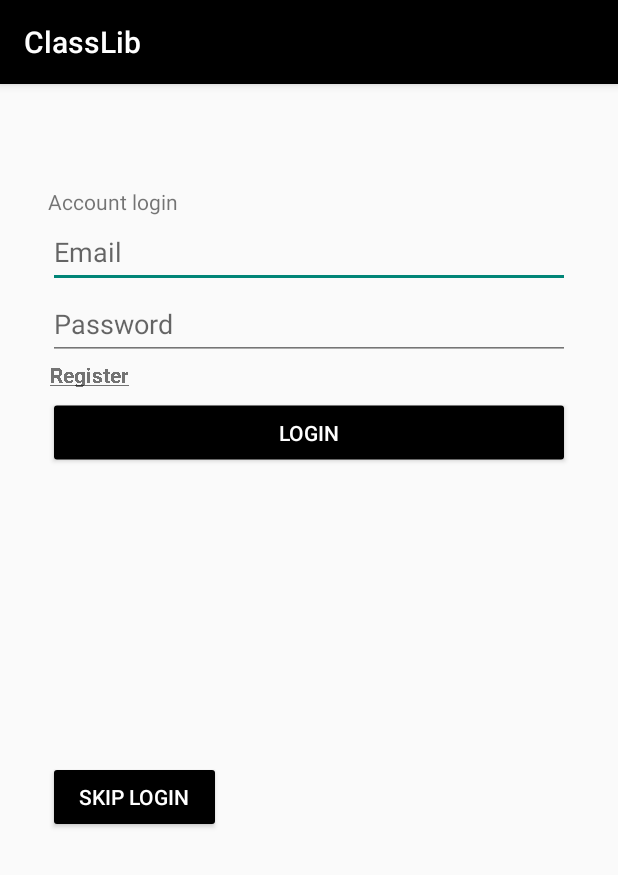
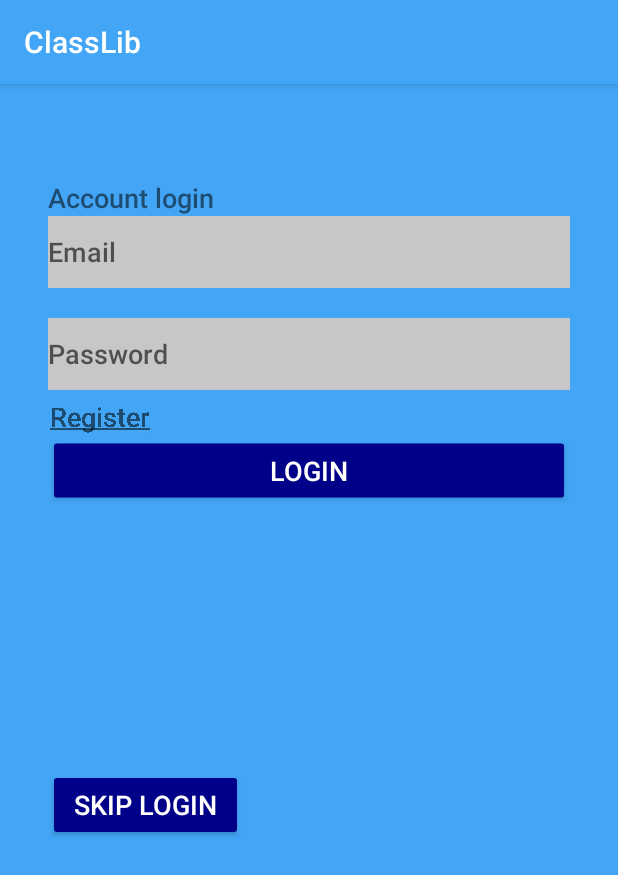
Before and after one commit to clairemvweber/ClassLib, an Android app: the screen it shows after launch (LoginActivity), on a phone screen of 412 x 824 dp. Shown: the top 875 px of the screen. Run offline under Robolectric (Android 15) with nearby library versions, the phone set to English and light mode, and no system bars; our stand-ins replace Firebase (no records; nobody signed in at launch, a user with empty details on screens opened directly).

Commit message:
messing with colors

```diff
--- a/app/build.gradle
+++ b/app/build.gradle
@@ -7,7 +7,7 @@ android {
     compileSdkVersion 30
     defaultConfig {
         applicationId "com.example.classlib"
-        minSdkVersion 26
+        minSdkVersion 28
         targetSdkVersion 30
         versionCode 1
         versionName "1.0"
--- a/app/src/main/res/layout/activity_add.xml
+++ b/app/src/main/res/layout/activity_add.xml
@@ -64,7 +64,8 @@
       android:id="@+id/category_spinner"
       android:layout_width="match_parent"
       android:layout_height="wrap_content"
-      android:minHeight="48dp"/>
+      android:minHeight="48dp"
+      android:theme="@style/SpinnerThemeCustom"/>
   <TextView
       android:id="@+id/copies_label"
       android:layout_width="wrap_content"
--- a/app/src/main/res/layout/activity_login.xml
+++ b/app/src/main/res/layout/activity_login.xml
@@ -32,7 +32,7 @@
         android:importantForAutofill="no"
         android:inputType="textPassword"
         android:minHeight="48dp"
-        android:translationY="-200dp" />
+        android:translationY="-180dp" />
 
     <TextView
         android:id="@+id/registertext"
@@ -41,14 +41,14 @@
         android:text="Register"
         android:textStyle="bold"
         android:translationX="1dp"
-        android:translationY="-200dp" />
+        android:translationY="-175dp" />
 
     <Button
         android:id="@+id/login"
         android:layout_width="match_parent"
         android:layout_height="wrap_content"
         android:text="@string/login_string"
-        android:translationY="-195dp" />
+        android:translationY="-175dp" />
 
     <ProgressBar
         android:id="@+id/progressBar"
@@ -58,7 +58,7 @@
 
     <Button
         android:id="@+id/skip"
-        android:layout_width="115dp"
+        android:layout_width="130dp"
         android:layout_height="wrap_content"
         android:text="skip login" />
 </LinearLayout>
--- a/app/src/main/res/values/colors.xml
+++ b/app/src/main/res/values/colors.xml
@@ -6,4 +6,5 @@
     <color name="primary_text">@android:color/white</color>
     <color name="edit_text">#212121</color>
     <color name="secondary_text">#757575</color>
+    <color name="editTextBackground">#C8C6C6</color>
 </resources>
--- a/app/src/main/res/values/styles.xml
+++ b/app/src/main/res/values/styles.xml
@@ -4,13 +4,18 @@
     <style name="AppTheme" parent="Theme.AppCompat.Light.DarkActionBar">
         <item name="android:colorPrimary">@color/primary</item>
         <item name="android:colorPrimaryDark">@color/primary_dark</item>
-        <item name="android:colorAccent">@color/accent</item>
+        <item name="android:colorAccent">@color/edit_text</item>
         <item name="android:textColorPrimary">@color/primary_text</item>
-        <item name="android:textColorSecondary">@color/secondary_text</item>
-        <item name="android:editTextColor">@color/edit_text</item>
-        <item name="android:colorButtonNormal">@color/primary</item>
+        <item name="android:textColorSecondary">#000000</item>
+        <item name="android:editTextColor">@color/primary_dark</item>
+        <item name="android:colorButtonNormal">#000088</item>
         <item name="colorPrimary">@color/primary_dark</item>
-        <item name="android:itemBackground">@color/secondary_text</item>
+        <item name="android:itemBackground">@color/primary_text</item>
+        <item name="android:editTextBackground">@color/editTextBackground</item>
+        <item name="android:background">#42A5F5</item>
+        <item name="android:textFontWeight">500</item>
+        <item name="android:textSize">18dp</item>
+
     </style>
 
     <style name="SearchTheme" parent="Theme.MaterialComponents.Light.DarkActionBar">
@@ -24,5 +29,13 @@
         <item name="colorPrimary">@color/primary_dark</item>
         <item name="android:itemBackground">@color/secondary_text</item>
     </style>
+    <style name="SpinnerThemeCustom" parent="AppTheme">
+<!--        <item name="android:itemBackground">@color/editTextBackground</item>-->
+<!--        <item name="android:selectableItemBackground">@color/editTextBackground</item>-->
+<!--        <item name="android:background">@color/editTextBackground</item>-->
+        <item name="android:background">@color/editTextBackground</item>
+        <item name="android:itemBackground">@color/editTextBackground</item>
+        <item name="android:listChoiceBackgroundIndicator">@color/editTextBackground</item>
+    </style>
 
 </resources>
```
Also changed, not shown: app/src/main/res/layout/activity_dashboard.xml (+4 -4 lines).
